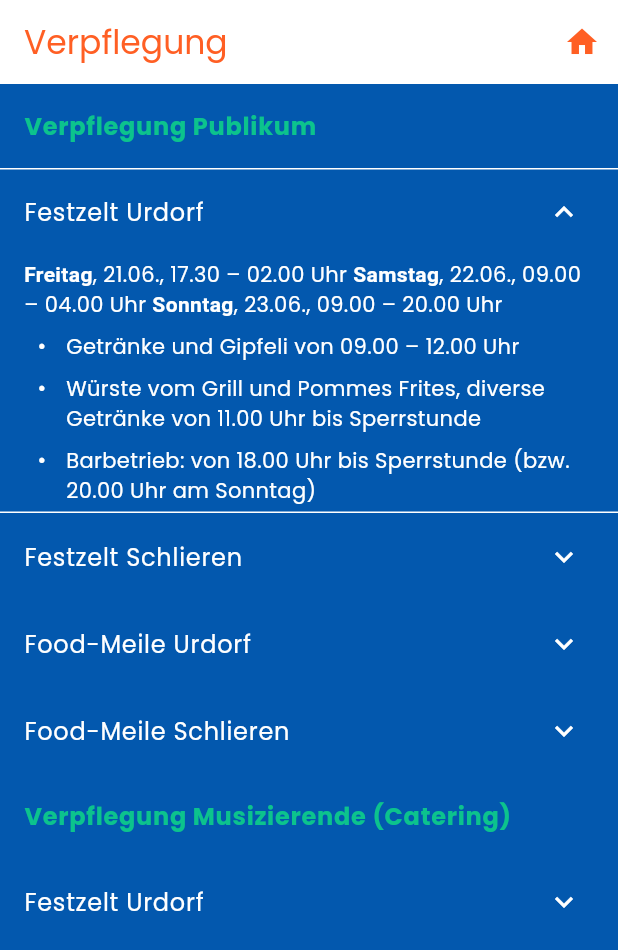
After one commit to sjucker/zkmf2024-app, a Flutter app: the VerpflegungScreen screen opened by its route, after a tap on "Festzelt Urdorf", on a phone screen of 412 x 824 dp. The commit adds this screen. Shown: the top 950 px of the screen. Run offline on Flutter 3.47's test engine with Material 3 defaults, Android fonts, the phone set to English and light mode, and no system bars; drawn by our look-alikes of flutter_markdown; our stand-ins replace cached_network_image, firebase_analytics, firebase_core, firebase_crashlytics, firebase_messaging, font_awesome_flutter and 8 more; missing offline and left inert: flutter_inappwebview, maps_launcher; accounts and stored records are empty; network calls fail.

Commit message:
Add Verpflegung screen
closes #8

```diff
--- a/lib/main.dart
+++ b/lib/main.dart
@@ -35,6 +35,7 @@ import 'package:zkmf2024_app/screens/unterhaltung_detail_screen.dart';
 import 'package:zkmf2024_app/screens/unterhaltung_screen.dart';
 import 'package:zkmf2024_app/screens/verein_screen.dart';
 import 'package:zkmf2024_app/screens/vereine_screen.dart';
+import 'package:zkmf2024_app/screens/verpflegung_screen.dart';
 import 'package:zkmf2024_app/service/firebase_messaging.dart';
 
 final navigatorKey = GlobalKey<NavigatorState>();
@@ -176,6 +177,7 @@ final _router = GoRouter(
       GoRoute(path: ':id', builder: (context, state) => RankingScreen(id: int.parse(state.pathParameters['id']!)))
     ]),
     GoRoute(path: '/faq', builder: (context, state) => const FaqScreen()),
+    GoRoute(path: '/verpflegung', builder: (context, state) => const VerpflegungScreen()),
   ],
   errorBuilder: (context, state) => const GeneralErrorScreen(),
 );
--- a/lib/screens/faq_screen.dart
+++ b/lib/screens/faq_screen.dart
@@ -1,6 +1,5 @@
 import 'package:flutter/material.dart';
-import 'package:flutter_markdown/flutter_markdown.dart';
-import 'package:url_launcher/url_launcher.dart';
+import 'package:zkmf2024_app/utils.dart';
 import 'package:zkmf2024_app/widgets/to_home_action.dart';
 
 class FaqScreen extends StatelessWidget {
@@ -161,23 +160,4 @@ Menschen mit Behinderung: Familienzentrum, [Badenerstrasse 17a](https://maps.app
       ])),
     );
   }
-
-  Widget textBlock(String content) {
-    return Column(
-      crossAxisAlignment: CrossAxisAlignment.stretch,
-      children: [
-        Padding(
-          padding: const EdgeInsets.symmetric(vertical: 4.0, horizontal: 16.0),
-          child: MarkdownBody(
-            data: content,
-            onTapLink: (text, href, title) {
-              if (href != null) {
-                launchUrl(Uri.parse(href));
-              }
-            },
-          ),
-        ),
-      ],
-    );
-  }
 }
--- a/lib/screens/informationen_screen.dart
+++ b/lib/screens/informationen_screen.dart
@@ -46,6 +46,16 @@ class InformationenScreen extends StatelessWidget {
               context.push('/faq');
             },
             title: const Text("Gut zu wissen"),
+          ),
+          ListTile(
+            leading: const Icon(Icons.restaurant_outlined),
+            trailing: const Icon(
+              Icons.navigate_next_sharp,
+            ),
+            onTap: () {
+              context.push('/verpflegung');
+            },
+            title: const Text("Verpflegung"),
           ),
           ListTile(
             leading: const Icon(Icons.scoreboard_outlined),
--- /dev/null
+++ b/lib/screens/verpflegung_screen.dart
@@ -0,0 +1,102 @@
+import 'package:flutter/material.dart';
+import 'package:zkmf2024_app/constants.dart';
+import 'package:zkmf2024_app/utils.dart';
+import 'package:zkmf2024_app/widgets/to_home_action.dart';
+
+class VerpflegungScreen extends StatelessWidget {
+  const VerpflegungScreen({super.key});
+
+  @override
+  Widget build(BuildContext context) {
+    return Scaffold(
+        appBar: AppBar(
+          title: const Text("Verpflegung"),
+          actions: homeAction(context),
+        ),
+        body: SingleChildScrollView(
+          child: Column(
+            children: [
+              const ListTile(
+                title: Text(
+                  "Verpflegung Publikum",
+                  style: TextStyle(fontWeight: FontWeight.bold, color: gruen),
+                ),
+              ),
+              ExpansionTile(
+                title: const Text("Festzelt Urdorf"),
+                children: [
+                  textBlock("""
+**Freitag**, 21.06., 17.30 – 02.00 Uhr
+**Samstag**, 22.06., 09.00 – 04.00 Uhr
+**Sonntag**, 23.06., 09.00 – 20.00 Uhr
+
+* Getränke und Gipfeli von 09.00 – 12.00 Uhr
+* Würste vom Grill und Pommes Frites, diverse Getränke von 11.00 Uhr bis Sperrstunde
+* Barbetrieb: von 18.00 Uhr bis Sperrstunde (bzw. 20.00 Uhr am Sonntag)
+                  """)
+                ],
+              ),
+              ExpansionTile(
+                title: const Text("Festzelt Schlieren"),
+                children: [
+                  textBlock("""
+**Samstag**, 22.06., 09.00 – 16.00 Uhr
+**Sonntag**, 23.06., 09.00 – 16.00 Uhr
+
+* Getränke und Gipfeli ab Öffnung Festzelt bis 12.00 Uhr
+* Würste vom Grill und Pommes Frites, diverse Getränke von 11.00 Uhr bis 16.00 Uhr
+                  """)
+                ],
+              ),
+              ExpansionTile(
+                title: const Text("Food-Meile Urdorf"),
+                children: [
+                  textBlock("""
+(Freitagabend, Samstag und Sonntag; individuelle Öffnungszeiten der Standbetreiber)
+
+* **Haldengut**: Bier, diverse Getränke
+* **Fisch’s Frische Fische**: Frittiertes: Fisch, Shrimps, Calamares und Poulet, Country Fries
+* **Heidi’s Raclette Stübli**: Raclette & Käseschnitten
+* **Rudolf’s Knoblibrot**: Knoblibrot, Brezel & Pinsa
+* **Vital Jus**: Patacones (frittierte Kochbananen)
+* **Vorstadtbeiz Truck**: Hörnli & Burger
+* **Confiserie Filisetti**: Gebrannte Mandeln & diverse Süssigkeiten
+* **Gelati Leonardo**: Diverse Glacésorten
+                  """)
+                ],
+              ),
+              ExpansionTile(
+                title: const Text("Food-Meile Schlieren"),
+                children: [
+                  textBlock("""
+(Samstag und Sonntag; individuelle Öffnungszeiten der Standbetreiber)
+
+* **Haldengut**: Bier, diverse Getränke
+* **MexicaSuiza**: Fajitas & Burritos
+* **Heidi’s Raclette Stübli**: Raclette & Käseschnitten
+* **Rudolf’s Knoblibrot**: Knoblibrot, Brezel & Pinsa, Soft Ice
+* **Axarace**: Crèperie & diverse Snacks
+* **Confiserie Filisetti**: Gebrannte Mandeln & diverse Süssigkeiten
+* **Gelati Leonardo**: Diverse Glacésorten (im Festzelt)
+                  """)
+                ],
+              ),
+              const ListTile(
+                title: Text(
+                  "Verpflegung Musizierende (Catering)",
+                  style: TextStyle(fontWeight: FontWeight.bold, color: gruen),
+                ),
+              ),
+              ExpansionTile(
+                title: const Text("Festzelt Urdorf"),
+                children: [
+                  textBlock("""
+**Samstag** 22.06. und **Sonntag** 23.06., jeweils zwischen 11.00 und 15.00 Uhr
+                  """)
+                ],
+              )
+            ],
+          ),
+        ));
+  }
+}
--- /dev/null
+++ b/lib/utils.dart
@@ -0,0 +1,22 @@
+import 'package:flutter/material.dart';
+import 'package:flutter_markdown/flutter_markdown.dart';
+import 'package:url_launcher/url_launcher.dart';
+
+Widget textBlock(String content) {
+  return Column(
+    crossAxisAlignment: CrossAxisAlignment.stretch,
+    children: [
+      Padding(
+        padding: const EdgeInsets.symmetric(vertical: 4.0, horizontal: 16.0),
+        child: MarkdownBody(
+          data: content,
+          onTapLink: (text, href, title) {
+            if (href != null) {
+              launchUrl(Uri.parse(href));
+            }
+          },
+        ),
+      ),
+    ],
+  );
+}
```
